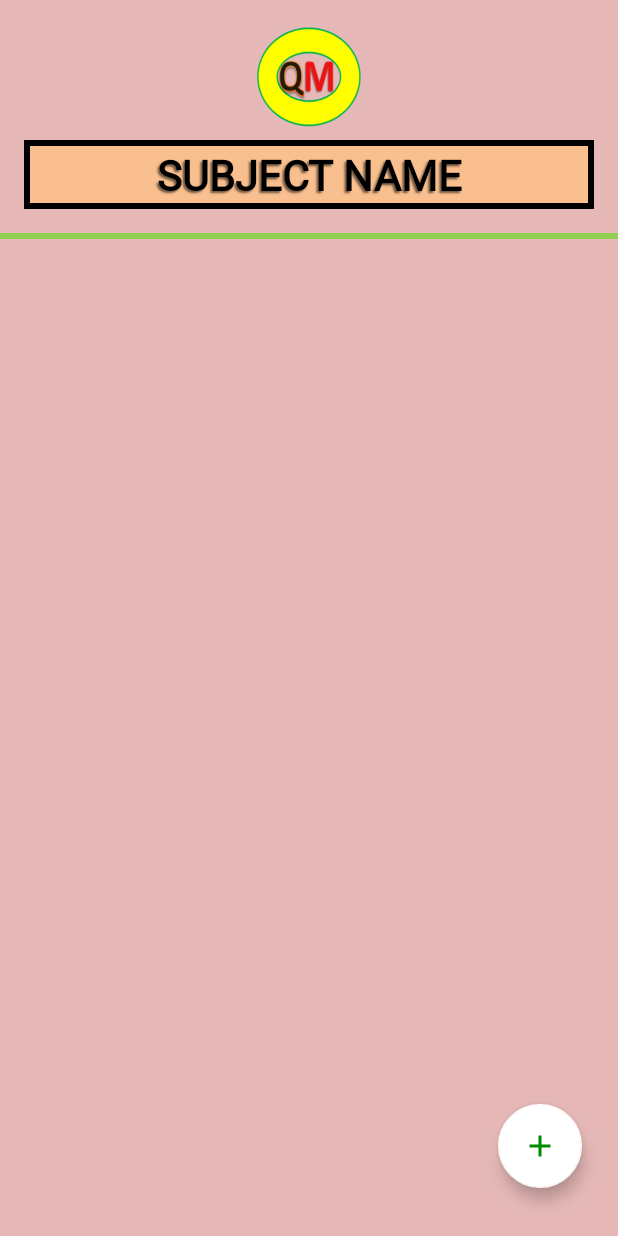
After one commit to Sevrep/QuizMakerApp, an Android app: the TeacherUpdateActivity screen opened directly, with no data from a screen before it, on a phone screen of 412 x 824 dp. The commit adds this screen. Run offline under Robolectric (Android 15) with nearby library versions, the phone set to English and light mode, and no system bars; 2 statements that could not run were skipped.

Commit message:
In TeacherUpdateActivity added subject toolbartitle, fab menu true or false and multiple choice options.

```diff
--- a/app/src/main/AndroidManifest.xml
+++ b/app/src/main/AndroidManifest.xml
@@ -8,7 +8,8 @@
         android:roundIcon="@mipmap/ic_launcher_round"
         android:supportsRtl="true"
         android:theme="@style/Theme.QuizMakerApp">
-        <activity android:name=".AdminUpdateActivity"></activity>
+        <activity android:name=".TeacherUpdateActivity"></activity>
+        <activity android:name=".AdminUpdateActivity" />
         <activity android:name=".StudentActivity" />
         <activity android:name=".TeacherActivity" />
         <activity android:name=".AdminActivity" />
--- a/app/src/main/java/com/sevrep/quizmakerapp/TeacherActivity.java
+++ b/app/src/main/java/com/sevrep/quizmakerapp/TeacherActivity.java
@@ -41,13 +41,13 @@ public class TeacherActivity extends AppCompatActivity implements SubjectAdapter
 
         FloatingActionButton fab_main = findViewById(R.id.fab);
         fab_main.setOnClickListener(v -> {
-            final EditText edtSubjectNAme = new EditText(this);
+            final EditText edtSubjectName = new EditText(this);
             AlertDialog dialog = new AlertDialog.Builder(this)
                     .setTitle("Subject")
                     .setMessage("Enter subject name.")
-                    .setView(edtSubjectNAme)
+                    .setView(edtSubjectName)
                     .setPositiveButton("Add", (dialog1, which) -> {
-                        String subjectName = edtSubjectNAme.getText().toString().trim();
+                        String subjectName = edtSubjectName.getText().toString().trim();
                         if (TextUtils.isEmpty(subjectName)) {
                             customToast("Enter subject name.");
                         } else {
@@ -90,9 +90,12 @@ public class TeacherActivity extends AppCompatActivity implements SubjectAdapter
     @Override
     public void onItemClick(int position) {
         Subject clickedSubject = subjectList.get(position);
-        customToast("ID: " +clickedSubject.getSubjectid()+ "\n"
-                + "NAME: " +clickedSubject.getSubjectname()+ "\n"
-                + "TEACHER: " +clickedSubject.getSubjectteacher());
+        int pageSubjectId = clickedSubject.getSubjectid();
+
+        Intent iTeacherUpdate = new Intent(this, TeacherUpdateActivity.class);
+        iTeacherUpdate.putExtra("extra_subjectid", pageSubjectId);
+        startActivity(iTeacherUpdate);
+        finish();
     }
 
     private void loadSubjects() {
--- /dev/null
+++ b/app/src/main/java/com/sevrep/quizmakerapp/TeacherUpdateActivity.java
@@ -0,0 +1,108 @@
+package com.sevrep.quizmakerapp;
+
+import android.content.Intent;
+import android.database.Cursor;
+import android.os.Bundle;
+import android.view.View;
+import android.view.animation.Animation;
+import android.view.animation.AnimationUtils;
+import android.widget.TextView;
+import android.widget.Toast;
+
+import androidx.appcompat.app.AppCompatActivity;
+
+import com.google.android.material.floatingactionbutton.FloatingActionButton;
+import com.sevrep.quizmakerapp.singleton.DatabaseHelper;
+
+import java.util.Objects;
+
+public class TeacherUpdateActivity extends AppCompatActivity implements View.OnClickListener{
+
+    private FloatingActionButton fab_add_question, fab1_trueorfalse, fab2_multiple;
+    private Animation fab_open, fab_close, fab_clock, fab_anticlock;
+    private TextView textview_trueorfalse, textview_multiple;
+    private int subjectId;
+
+    private Boolean isOpen = false;
+
+    private DatabaseHelper databaseHelper;
+
+    @Override
+    protected void onCreate(Bundle savedInstanceState) {
+        super.onCreate(savedInstanceState);
+        setContentView(R.layout.activity_teacher_update);
+
+        subjectId = Objects.requireNonNull(getIntent().getExtras()).getInt("extra_subjectid");
+
+        databaseHelper = new DatabaseHelper(this);
+        Cursor c = databaseHelper.getSubjectData(subjectId);
+
+        TextView toolbar_teacher_update_title = findViewById(R.id.toolbar_teacher_update_title);
+        toolbar_teacher_update_title.setText(c.getString(c.getColumnIndex("subjectname")));
+
+        fab_add_question = findViewById(R.id.fab_add_question);
+        fab1_trueorfalse = findViewById(R.id.fab1_trueorfalse);
+        fab2_multiple = findViewById(R.id.fab2_multiple);
+
+        fab_close = AnimationUtils.loadAnimation(getApplicationContext(), R.anim.fab_close);
+        fab_open = AnimationUtils.loadAnimation(getApplicationContext(), R.anim.fab_open);
+        fab_clock = AnimationUtils.loadAnimation(getApplicationContext(), R.anim.fab_rotate_clock);
+        fab_anticlock = AnimationUtils.loadAnimation(getApplicationContext(), R.anim.fab_rotate_anticlock);
+
+        textview_trueorfalse = findViewById(R.id.textview_trueorfalse);
+        textview_multiple = findViewById(R.id.textview_multiple);
+
+        fab_add_question.setOnClickListener(this);
+        fab1_trueorfalse.setOnClickListener(this);
+        fab2_multiple.setOnClickListener(this);
+
+    }
+
+    @Override
+    public void onBackPressed() {
+        goToTeacher();
+    }
+
+    @Override
+    public void onClick(View v) {
+        int objectId = v.getId();
+        if (objectId == R.id.fab_add_question) {
+            if (isOpen) {
+                textview_trueorfalse.setVisibility(View.INVISIBLE);
+                textview_multiple.setVisibility(View.INVISIBLE);
+                fab2_multiple.startAnimation(fab_close);
+                fab1_trueorfalse.startAnimation(fab_close);
+                fab_add_question.startAnimation(fab_anticlock);
+                fab2_multiple.setClickable(false);
+                fab1_trueorfalse.setClickable(false);
+                isOpen = false;
+            } else {
+                textview_trueorfalse.setVisibility(View.VISIBLE);
+                textview_multiple.setVisibility(View.VISIBLE);
+                fab2_multiple.startAnimation(fab_open);
+                fab1_trueorfalse.startAnimation(fab_open);
+                fab_add_question.startAnimation(fab_clock);
+                fab2_multiple.setClickable(true);
+                fab1_trueorfalse.setClickable(true);
+                isOpen = true;
+            }
+        } else if (objectId == R.id.fab1_trueorfalse) {
+            customToast("Open true or false AlertDialog.");
+        } else if (objectId == R.id.fab2_multiple) {
+            customToast("Open multiple choice AlertDialog.");
+        } else {
+            throw new IllegalStateException("Unexpected value: " + v.getId());
+        }
+    }
+
+    public void goToTeacher() {
+        Intent iTeacher = new Intent(this, TeacherActivity.class);
+        startActivity(iTeacher);
+        finish();
+    }
+
+    public void customToast(String mensahe) {
+        Toast.makeText(this, mensahe, Toast.LENGTH_SHORT).show();
+    }
+
+}
--- a/app/src/main/java/com/sevrep/quizmakerapp/singleton/DatabaseHelper.java
+++ b/app/src/main/java/com/sevrep/quizmakerapp/singleton/DatabaseHelper.java
@@ -150,4 +150,10 @@ public class DatabaseHelper extends SQLiteOpenHelper {
         Toast.makeText(c, subjectname+ " added to database.", Toast.LENGTH_LONG).show();
     }
 
+    public Cursor getSubjectData(int subjectid) {
+        SQLiteDatabase db=this.getReadableDatabase();
+        Cursor c = db.rawQuery("SELECT * FROM " + TABLE_SUBJECT + " WHERE subjectid ='" + subjectid + "' ",null);
+        c.moveToFirst();
+        return c;
+    }
 }
--- /dev/null
+++ b/app/src/main/res/layout/activity_teacher_update.xml
@@ -0,0 +1,145 @@
+<?xml version="1.0" encoding="utf-8"?>
+<androidx.constraintlayout.widget.ConstraintLayout xmlns:android="http://schemas.android.com/apk/res/android"
+    xmlns:app="http://schemas.android.com/apk/res-auto"
+    xmlns:tools="http://schemas.android.com/tools"
+    android:layout_width="match_parent"
+    android:layout_height="match_parent"
+    android:background="#E5B8B7"
+    tools:context=".TeacherUpdateActivity">
+
+    <ImageView
+        android:id="@+id/imageView"
+        android:layout_width="wrap_content"
+        android:layout_height="wrap_content"
+        android:layout_marginTop="16dp"
+        android:contentDescription="@string/todo"
+        app:layout_constraintEnd_toEndOf="parent"
+        app:layout_constraintStart_toStartOf="parent"
+        app:layout_constraintTop_toTopOf="parent"
+        app:srcCompat="@drawable/quizmakerlogo" />
+
+    <TextView
+        android:id="@+id/toolbar_teacher_update_title"
+        android:layout_width="match_parent"
+        android:layout_height="wrap_content"
+        android:layout_gravity="center"
+        android:layout_marginLeft="16dp"
+        android:layout_marginTop="8dp"
+        android:layout_marginRight="16dp"
+        android:background="@drawable/bg_btn_tea_stu"
+        android:fontFamily="@font/cabin"
+        android:gravity="center"
+        android:paddingTop="4dp"
+        android:paddingBottom="4dp"
+        android:shadowColor="#715741"
+        android:shadowDx="-2"
+        android:shadowDy="2"
+        android:shadowRadius="1"
+        android:text="@string/subject_name"
+        android:textColor="#000000"
+        android:textSize="28sp"
+        android:textStyle="bold"
+        app:layout_constraintEnd_toEndOf="parent"
+        app:layout_constraintStart_toStartOf="parent"
+        app:layout_constraintTop_toBottomOf="@+id/imageView" />
+
+    <LinearLayout
+        android:id="@+id/linearLayout"
+        android:layout_width="match_parent"
+        android:layout_height="4dp"
+        android:layout_marginTop="16dp"
+        android:background="@color/bar"
+        android:orientation="horizontal"
+        app:layout_constraintEnd_toEndOf="parent"
+        app:layout_constraintStart_toStartOf="parent"
+        app:layout_constraintTop_toBottomOf="@+id/toolbar_teacher_update_title" />
+
+    <TextView
+        android:id="@+id/textview_multiple"
+        android:layout_width="wrap_content"
+        android:layout_height="wrap_content"
+        android:layout_alignParentBottom="true"
+        android:background="#212121"
+        android:padding="8dp"
+        android:text="@string/multiple_choice"
+        android:textColor="#ffffff"
+        android:visibility="invisible"
+        app:layout_constraintBottom_toBottomOf="@+id/fab2_multiple"
+        app:layout_constraintEnd_toStartOf="@+id/fab2_multiple"
+        app:layout_constraintTop_toTopOf="@+id/fab2_multiple" />
+
+    <com.google.android.material.floatingactionbutton.FloatingActionButton
+        android:id="@+id/fab2_multiple"
+        android:layout_width="wrap_content"
+        android:layout_height="wrap_content"
+        android:layout_alignParentBottom="true"
+        android:layout_marginBottom="8dp"
+        android:background="?android:attr/selectableItemBackground"
+        android:clickable="true"
+        android:contentDescription="@string/todo"
+        android:focusable="true"
+        android:src="@drawable/ic_baseline_dashboard_24"
+        android:visibility="invisible"
+        app:backgroundTint="#ffffff"
+        app:fabSize="mini"
+        app:layout_constraintBottom_toTopOf="@+id/fab1_trueorfalse"
+        app:layout_constraintEnd_toEndOf="@+id/fab1_trueorfalse"
+        app:layout_constraintStart_toStartOf="@+id/fab1_trueorfalse"
+        app:pressedTranslationZ="12dp" />
+
+    <TextView
+        android:id="@+id/textview_trueorfalse"
+        android:layout_width="wrap_content"
+        android:layout_height="wrap_content"
+        android:layout_alignParentBottom="true"
+        android:background="#212121"
+        android:padding="8dp"
+        android:text="@string/true_or_false"
+        android:textColor="#ffffff"
+        android:visibility="invisible"
+        app:layout_constraintBottom_toBottomOf="@+id/fab1_trueorfalse"
+        app:layout_constraintEnd_toStartOf="@+id/fab1_trueorfalse"
+        app:layout_constraintTop_toTopOf="@+id/fab1_trueorfalse" />
+
+
+    <com.google.android.material.floatingactionbutton.FloatingActionButton
+        android:id="@+id/fab1_trueorfalse"
+        android:layout_width="wrap_content"
+        android:layout_height="wrap_content"
+        android:layout_alignParentBottom="true"
+        android:layout_marginBottom="8dp"
+        android:background="?android:attr/selectableItemBackground"
+        android:clickable="true"
+        android:contentDescription="@string/todo"
+        android:focusable="true"
+        android:src="@drawable/ic_baseline_flaky_24"
+        android:visibility="invisible"
+        app:backgroundTint="#ffffff"
+        app:fabSize="mini"
+        app:layout_constraintBottom_toTopOf="@+id/fab_add_question"
+        app:layout_constraintEnd_toEndOf="@+id/fab_add_question"
+        app:layout_constraintStart_toStartOf="@+id/fab_add_question"
+        app:pressedTranslationZ="12dp" />
+
+    <com.google.android.material.floatingactionbutton.FloatingActionButton
+        android:id="@+id/fab_add_question"
+        android:layout_width="wrap_content"
+        android:layout_height="wrap_content"
+        android:layout_alignParentEnd="true"
+        android:layout_alignParentRight="true"
+        android:layout_alignParentBottom="true"
+        android:layout_marginEnd="24dp"
+        android:layout_marginRight="24dp"
+        android:layout_marginBottom="32dp"
+        android:background="?android:attr/selectableItemBackground"
+        android:clickable="true"
+        android:contentDescription="@string/todo"
+        android:focusable="true"
+        android:src="@drawable/ic_baseline_add_24"
+        android:visibility="visible"
+        app:backgroundTint="#ffffff"
+        app:layout_constraintBottom_toBottomOf="parent"
+        app:layout_constraintEnd_toEndOf="parent"
+        app:pressedTranslationZ="12dp" />
+
+</androidx.constraintlayout.widget.ConstraintLayout>
```
